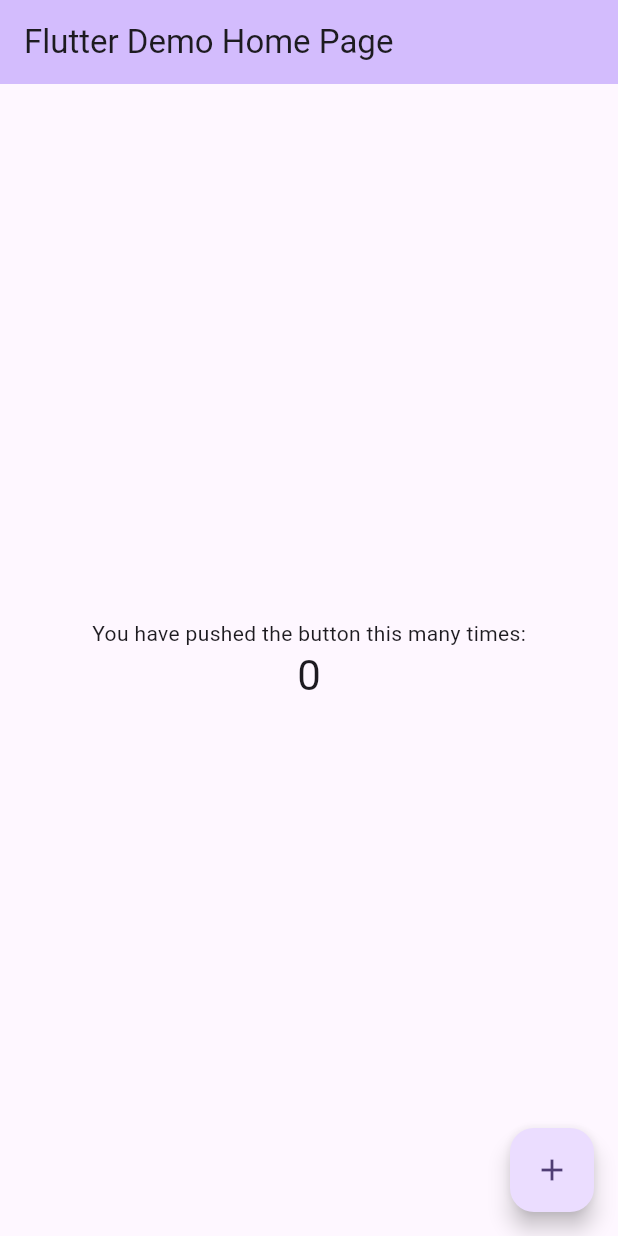
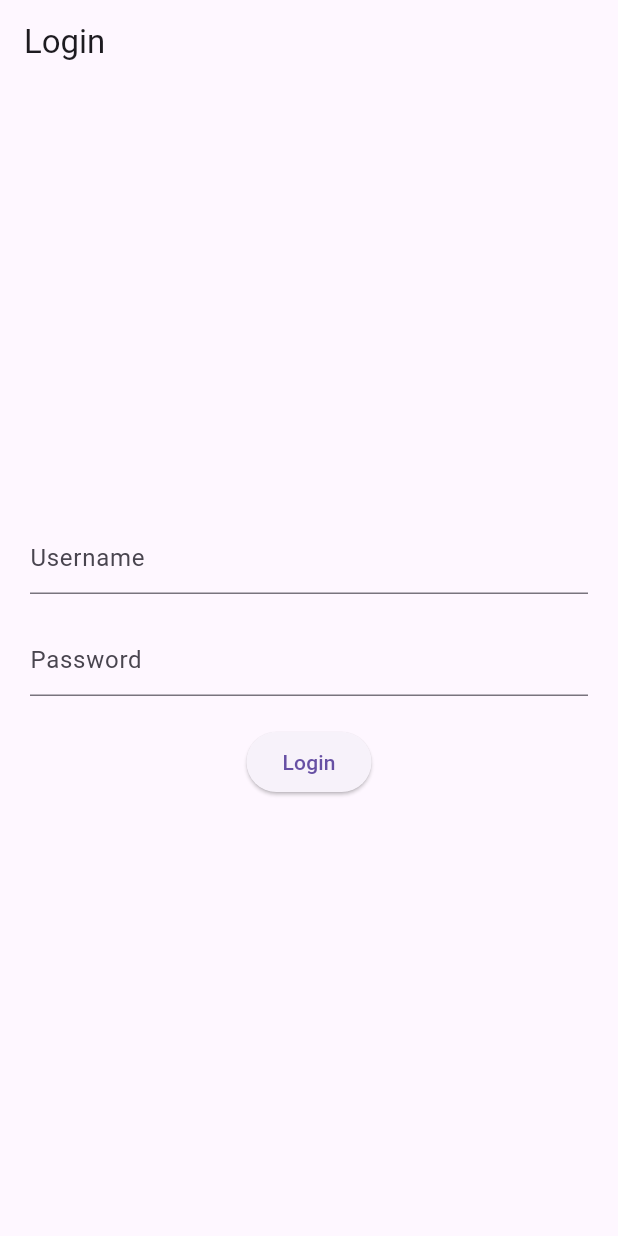
Before and after one commit to Izzulrumuar/UAS-MobileComputing--github, a Flutter app: the screen it shows after launch, on a phone screen of 412 x 824 dp. Run offline on Flutter 3.47's test engine with Material 3 defaults, Android fonts, the phone set to English and light mode, and no system bars.

Commit message:
tampilan login

```diff
--- a/toko_coklat/lib/main.dart
+++ b/toko_coklat/lib/main.dart
@@ -7,116 +7,59 @@ void main() {
 class MyApp extends StatelessWidget {
   const MyApp({super.key});
 
-  // This widget is the root of your application.
   @override
   Widget build(BuildContext context) {
     return MaterialApp(
-      title: 'Flutter Demo',
+      title: 'Login App',
       theme: ThemeData(
-        // This is the theme of your application.
-        //
-        // TRY THIS: Try running your application with "flutter run". You'll see
-        // the application has a purple toolbar. Then, without quitting the app,
-        // try changing the seedColor in the colorScheme below to Colors.green
-        // and then invoke "hot reload" (save your changes or press the "hot
-        // reload" button in a Flutter-supported IDE, or press "r" if you used
-        // the command line to start the app).
-        //
-        // Notice that the counter didn't reset back to zero; the application
-        // state is not lost during the reload. To reset the state, use hot
-        // restart instead.
-        //
-        // This works for code too, not just values: Most code changes can be
-        // tested with just a hot reload.
-        colorScheme: ColorScheme.fromSeed(seedColor: Colors.deepPurple),
+        primarySwatch: Colors.blue,
+        visualDensity: VisualDensity.adaptivePlatformDensity,
       ),
-      home: const MyHomePage(title: 'Flutter Demo Home Page'),
+      home: const LoginPage(),
     );
   }
 }
 
-class MyHomePage extends StatefulWidget {
-  const MyHomePage({super.key, required this.title});
-
-  // This widget is the home page of your application. It is stateful, meaning
-  // that it has a State object (defined below) that contains fields that affect
-  // how it looks.
-
-  // This class is the configuration for the state. It holds the values (in this
-  // case the title) provided by the parent (in this case the App widget) and
-  // used by the build method of the State. Fields in a Widget subclass are
-  // always marked "final".
-
-  final String title;
-
-  @override
-  State<MyHomePage> createState() => _MyHomePageState();
-}
-
-class _MyHomePageState extends State<MyHomePage> {
-  int _counter = 0;
-
-  void _incrementCounter() {
-    setState(() {
-      // This call to setState tells the Flutter framework that something has
-      // changed in this State, which causes it to rerun the build method below
-      // so that the display can reflect the updated values. If we changed
-      // _counter without calling setState(), then the build method would not be
-      // called again, and so nothing would appear to happen.
-      _counter++;
-    });
-  }
+class LoginPage extends StatelessWidget {
+  const LoginPage({super.key});
 
   @override
   Widget build(BuildContext context) {
-    // This method is rerun every time setState is called, for instance as done
-    // by the _incrementCounter method above.
-    //
-    // The Flutter framework has been optimized to make rerunning build methods
-    // fast, so that you can just rebuild anything that needs updating rather
-    // than having to individually change instances of widgets.
     return Scaffold(
       appBar: AppBar(
-        // TRY THIS: Try changing the color here to a specific color (to
-        // Colors.amber, perhaps?) and trigger a hot reload to see the AppBar
-        // change color while the other colors stay the same.
-        backgroundColor: Theme.of(context).colorScheme.inversePrimary,
-        // Here we take the value from the MyHomePage object that was created by
-        // the App.build method, and use it to set our appbar title.
-        title: Text(widget.title),
+        title: const Text('Login'),
       ),
       body: Center(
-        // Center is a layout widget. It takes a single child and positions it
-        // in the middle of the parent.
-        child: Column(
-          // Column is also a layout widget. It takes a list of children and
-          // arranges them vertically. By default, it sizes itself to fit its
-          // children horizontally, and tries to be as tall as its parent.
-          //
-          // Column has various properties to control how it sizes itself and
-          // how it positions its children. Here we use mainAxisAlignment to
-          // center the children vertically; the main axis here is the vertical
-          // axis because Columns are vertical (the cross axis would be
-          // horizontal).
-          //
-          // TRY THIS: Invoke "debug painting" (choose the "Toggle Debug Paint"
-          // action in the IDE, or press "p" in the console), to see the
-          // wireframe for each widget.
-          mainAxisAlignment: MainAxisAlignment.center,
-          children: <Widget>[
-            const Text('You have pushed the button this many times:'),
-            Text(
-              '$_counter',
-              style: Theme.of(context).textTheme.headlineMedium,
-            ),
-          ],
+        child: Padding(
+          padding: const EdgeInsets.all(20.0),
+          child: Column(
+            mainAxisAlignment: MainAxisAlignment.center,
+            children: <Widget>[
+              const TextField(
+                decoration: InputDecoration(
+                  hintText: 'Username',
+                ),
+              ),
+              const SizedBox(height: 20),
+              const TextField(
+                obscureText: true,
+                decoration: InputDecoration(
+                  hintText: 'Password',
+                ),
+              ),
+              const SizedBox(height: 20),
+              ElevatedButton(
+                onPressed: () {
+                  // Tombol login ditekan
+                  // Tempatkan logika autentikasi di sini
+                  // Misalnya: cek username & password, lalu navigate ke halaman lain
+                },
+                child: const Text('Login'),
+              ),
+            ],
+          ),
         ),
       ),
-      floatingActionButton: FloatingActionButton(
-        onPressed: _incrementCounter,
-        tooltip: 'Increment',
-        child: const Icon(Icons.add),
-      ), // This trailing comma makes auto-formatting nicer for build methods.
     );
   }
 }
```
